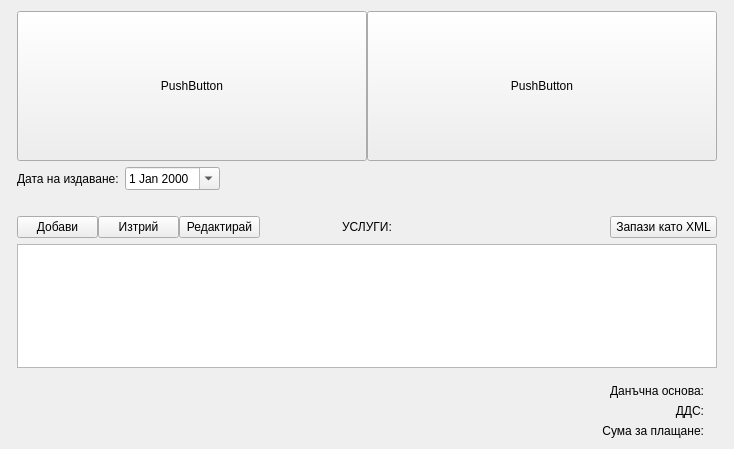
Before: the Qt Designer form src/View/FinancialView/FinancialView.ui in thefinalcutbg/DinoDent, drawn with Qt 5.
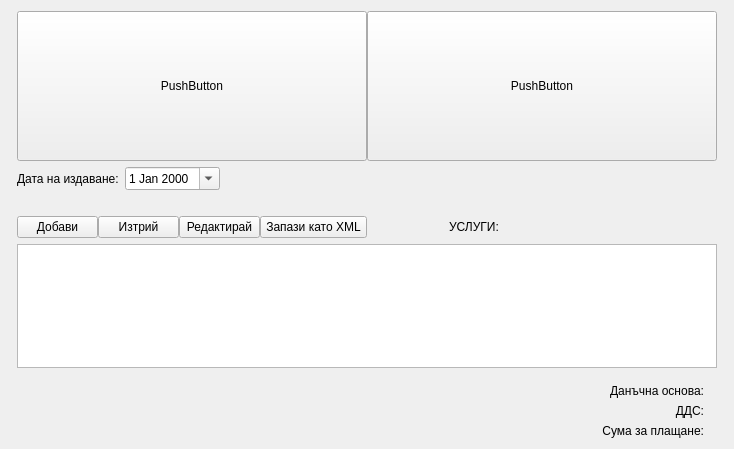
After: the same form once the commit is applied. Custom widgets are drawn as their Qt base class.

Patch:
```diff
--- a/src/View/FinancialView/FinancialView.ui
+++ b/src/View/FinancialView/FinancialView.ui
@@ -203,6 +203,25 @@
          </property>
         </widget>
        </item>
+       <item>
+        <widget class="QPushButton" name="saveXMLButton">
+         <property name="sizePolicy">
+          <sizepolicy hsizetype="Fixed" vsizetype="Fixed">
+           <horstretch>0</horstretch>
+           <verstretch>0</verstretch>
+          </sizepolicy>
+         </property>
+         <property name="minimumSize">
+          <size>
+           <width>107</width>
+           <height>0</height>
+          </size>
+         </property>
+         <property name="text">
+          <string>Запази като XML</string>
+         </property>
+        </widget>
+       </item>
        <item>
         <widget class="QLabel" name="operationsLabel">
          <property name="text">
@@ -229,25 +248,6 @@
          </property>
         </spacer>
        </item>
-       <item>
-        <widget class="QPushButton" name="saveXMLButton">
-         <property name="sizePolicy">
-          <sizepolicy hsizetype="Fixed" vsizetype="Fixed">
-           <horstretch>0</horstretch>
-           <verstretch>0</verstretch>
-          </sizepolicy>
-         </property>
-         <property name="minimumSize">
-          <size>
-           <width>107</width>
-           <height>0</height>
-          </size>
-         </property>
-         <property name="text">
-          <string>Запази като XML</string>
-         </property>
-        </widget>
-       </item>
       </layout>
      </item>
      <item>
```
Left out of the diff: 2 changed lines with no effect on the pictures.
